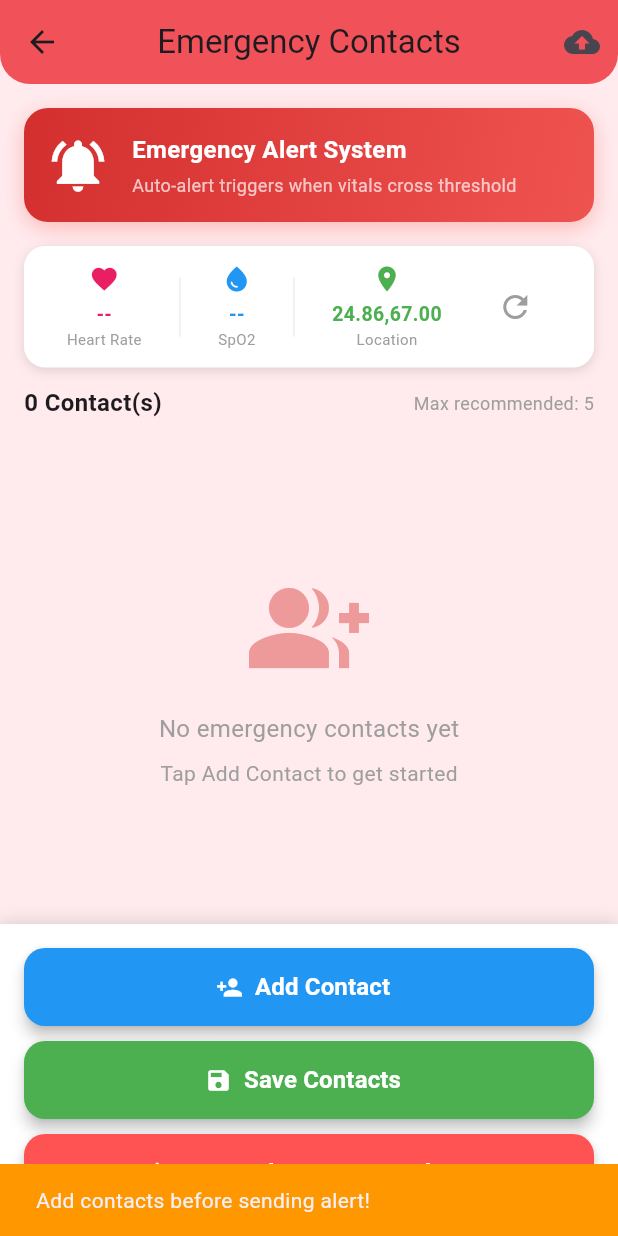
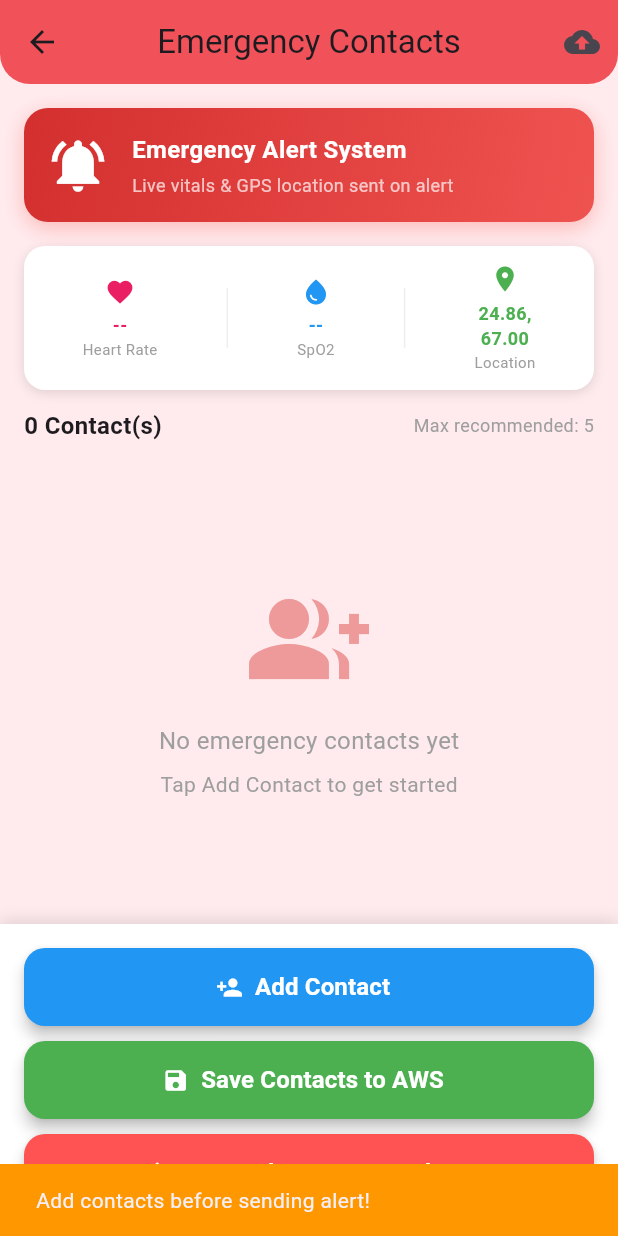
Before and after one commit to hannan-Devx/Cloud-Based-IoT-Health-Monitoring-System, a Flutter app: the EmergencyContactsScreen screen opened by its route, after a tap on "🚨 Send Emergency Alert", on a phone screen of 412 x 824 dp. Run offline on Flutter 3.47's test engine with Material 3 defaults, Android fonts, the light colour scheme and no system bars; our stand-ins replace firebase_core, firebase_messaging, geolocator, google_maps_flutter, permission_handler, shared_preferences; missing offline and left inert: network_info_plus; accounts and stored records are empty; generated files the repository leaves out were written again; network calls fail.

Commit message:
api-gateway error resolved in emergency-contact-screen-code

```diff
--- a/lib/screens/emergency/emergency_contacts_screen.dart
+++ b/lib/screens/emergency/emergency_contacts_screen.dart
@@ -1,7 +1,6 @@
 import 'package:flutter/material.dart';
 import 'package:flutter/services.dart';
 import 'dart:convert';
-import 'dart:async';
 import 'package:http/http.dart' as http;
 import 'package:shared_preferences/shared_preferences.dart';
 import 'package:firebase_messaging/firebase_messaging.dart';
@@ -41,7 +40,15 @@ class EmergencyContact {
 // ─────────────────────────────────────────────────────────────
 
 class EmergencyContactsScreen extends StatefulWidget {
-  const EmergencyContactsScreen({super.key});
+  // ── Vitals passed from HomeScreen ──
+  final int heartRate;
+  final int spo2;
+
+  const EmergencyContactsScreen({
+    super.key,
+    this.heartRate = 0,
+    this.spo2 = 0,
+  });
 
   @override
   State<EmergencyContactsScreen> createState() =>
@@ -55,27 +62,15 @@ class _EmergencyContactsScreenState extends State<EmergencyContactsScreen>
   bool _isSendingAlert = false;
   String _fcmToken = '';
 
-  // ── Live vitals (fetched from AWS) ──
-  int _heartRate = 0;
-  int _spo2 = 0;
-  double _latitude = 0.0;
+  // ── Live location from phone GPS ──
+  double _latitude  = 0.0;
   double _longitude = 0.0;
-  bool _vitalsLoaded = false;
-
-  // ── Threshold auto-alert tracking ──
-  bool _autoAlertSent = false;
-  Timer? _vitalsTimer;
-
-  // ── Thresholds ──
-  static const int _heartRateLow  = 50;
-  static const int _heartRateHigh = 120;
-  static const int _spo2Low       = 90;
 
   late AnimationController _pulseController;
   late Animation<double> _pulseAnimation;
 
   static const String _apiBase =
-      'https://tqxls80iih.execute-api.ap-south-1.amazonaws.com/prod';
+      'https://u2yktmh1zg.execute-api.ap-south-1.amazonaws.com/prod';
   static const String _deviceId = 'esp32-health-monitor';
 
   @override
@@ -90,12 +85,6 @@ class _EmergencyContactsScreenState extends State<EmergencyContactsScreen>
     _loadLocalContacts();
     _getFCMToken();
     _getLocation();
-    _fetchLiveVitals(); // fetch immediately on open
-    // Poll vitals every 30 seconds
-    _vitalsTimer = Timer.periodic(
-      const Duration(seconds: 30),
-          (_) => _fetchLiveVitals(),
-    );
   }
 
   // ── FCM TOKEN ──────────────────────────────────────────────
@@ -108,18 +97,14 @@ class _EmergencyContactsScreenState extends State<EmergencyContactsScreen>
     setState(() => _fcmToken = token ?? '');
   }
 
-  // ── LIVE LOCATION (Phone GPS) ──────────────────────────────
+  // ── LIVE LOCATION (same as MapScreen) ─────────────────────
 
   Future<void> _getLocation() async {
     try {
       LocationPermission permission = await Geolocator.requestPermission();
       if (permission == LocationPermission.denied ||
           permission == LocationPermission.deniedForever) {
-        // Fallback to default Karachi coords
-        setState(() {
-          _latitude  = 24.8607;
-          _longitude = 67.0011;
-        });
+        setState(() { _latitude = 24.8607; _longitude = 67.0011; });
         return;
       }
       Position position = await Geolocator.getCurrentPosition(
@@ -132,62 +117,7 @@ class _EmergencyContactsScreenState extends State<EmergencyContactsScreen>
       print('📍 Location: $_latitude, $_longitude');
     } catch (e) {
       print('Location error: $e');
-      setState(() {
-        _latitude  = 24.8607;
-        _longitude = 67.0011;
-      });
-    }
-  }
-
-  // ── FETCH LIVE VITALS FROM AWS ─────────────────────────────
-
-  Future<void> _fetchLiveVitals() async {
-    try {
-      final response = await http.get(
-        Uri.parse('$_apiBase/vitals?device_id=$_deviceId'),
-        headers: {'Content-Type': 'application/json'},
-      ).timeout(const Duration(seconds: 10));
-
-      if (response.statusCode == 200) {
-        final data = json.decode(response.body);
-        final int hr   = (data['heart_rate'] ?? 0).toInt();
-        final int sp   = (data['spo2']       ?? 0).toInt();
-
-        setState(() {
-          _heartRate   = hr;
-          _spo2        = sp;
-          _vitalsLoaded = true;
-        });
-
-        print('📊 Live vitals — HR: $_heartRate, SpO2: $_spo2');
-
-        // ── Auto-alert if threshold crossed ──
-        _checkThresholds();
-      }
-    } catch (e) {
-      print('Vitals fetch error: $e');
-    }
-  }
-
-  // ── THRESHOLD CHECK ────────────────────────────────────────
-
-  void _checkThresholds() {
-    if (_contacts.isEmpty) return;
-
-    final bool critical = _heartRate > 0 &&
-        (_heartRate < _heartRateLow ||
-            _heartRate > _heartRateHigh ||
-            _spo2 < _spo2Low);
-
-    if (critical && !_autoAlertSent) {
-      print('🚨 Threshold crossed — sending auto alert');
-      _autoAlertSent = true; // prevent duplicate alerts
-      _triggerEmergencyAlert(isManual: false);
-    }
-
-    // Reset flag when vitals return to normal
-    if (!critical) {
-      _autoAlertSent = false;
+      setState(() { _latitude = 24.8607; _longitude = 67.0011; });
     }
   }
 
@@ -295,10 +225,8 @@ class _EmergencyContactsScreenState extends State<EmergencyContactsScreen>
             ),
             onPressed: () {
               if (!formKey.currentState!.validate()) return;
-
               final name  = nameCtrl.text.trim();
               final email = emailCtrl.text.trim();
-
               if (_isDuplicate(email, excludeId: existing?.id)) {
                 ScaffoldMessenger.of(context).showSnackBar(
                   const SnackBar(
@@ -308,7 +236,6 @@ class _EmergencyContactsScreenState extends State<EmergencyContactsScreen>
                 );
                 return;
               }
-
               setState(() {
                 if (existing == null) {
                   _contacts.add(EmergencyContact(
@@ -378,8 +305,8 @@ class _EmergencyContactsScreenState extends State<EmergencyContactsScreen>
               setState(() => _contacts.removeWhere((c) => c.id == id));
               Navigator.pop(ctx);
             },
-            child:
-            const Text('Delete', style: TextStyle(color: Colors.white)),
+            child: const Text('Delete',
+                style: TextStyle(color: Colors.white)),
           ),
         ],
       ),
@@ -418,7 +345,7 @@ class _EmergencyContactsScreenState extends State<EmergencyContactsScreen>
         if (mounted) {
           ScaffoldMessenger.of(context).showSnackBar(
             const SnackBar(
-              content: Text('✅ Contacts saved successfully!'),
+              content: Text('✅ Contacts saved to AWS successfully!'),
               backgroundColor: Colors.green,
             ),
           );
@@ -441,31 +368,22 @@ class _EmergencyContactsScreenState extends State<EmergencyContactsScreen>
     }
   }
 
-  // ── TRIGGER EMERGENCY ALERT (manual + auto) ────────────────
+  // ── SEND EMERGENCY ALERT ───────────────────────────────────
 
-  Future<void> _triggerEmergencyAlert({bool isManual = true}) async {
+  Future<void> _sendEmergencyAlert() async {
     if (_contacts.isEmpty) {
-      if (isManual && mounted) {
       ScaffoldMessenger.of(context).showSnackBar(
         const SnackBar(
           content: Text('Add contacts before sending alert!'),
           backgroundColor: Colors.orange,
         ),
       );
-      }
       return;
     }
 
     // Refresh location before sending
     await _getLocation();
 
-    // Use live vitals; fallback to last known if not loaded
-    final int hr  = _vitalsLoaded ? _heartRate : 0;
-    final int sp  = _vitalsLoaded ? _spo2      : 0;
-    final double lat = _latitude;
-    final double lng = _longitude;
-
-    if (isManual) {
     final confirm = await showDialog<bool>(
       context: context,
       builder: (ctx) => AlertDialog(
@@ -478,9 +396,10 @@ class _EmergencyContactsScreenState extends State<EmergencyContactsScreen>
         ),
         content: Text(
           'Live vitals will be sent to all contacts:\n\n'
-                '❤️  Heart Rate : $hr bpm\n'
-                '🩸  SpO2       : $sp%\n'
-                '📍  Location   : ${lat.toStringAsFixed(4)}, ${lng.toStringAsFixed(4)}\n\n'
+              '❤️  Heart Rate : ${widget.heartRate} bpm\n'
+              '🩸  SpO2       : ${widget.spo2}%\n'
+              '📍  Location   : ${_latitude.toStringAsFixed(4)}, '
+              '${_longitude.toStringAsFixed(4)}\n\n'
               'AWS SNS charges apply per message.',
         ),
         actions: [
@@ -489,8 +408,7 @@ class _EmergencyContactsScreenState extends State<EmergencyContactsScreen>
             child: const Text('Cancel'),
           ),
           ElevatedButton(
-              style: ElevatedButton.styleFrom(
-                  backgroundColor: Colors.redAccent),
+            style: ElevatedButton.styleFrom(backgroundColor: Colors.redAccent),
             onPressed: () => Navigator.pop(ctx, true),
             child: const Text('Send Alert',
                 style: TextStyle(color: Colors.white)),
@@ -498,34 +416,32 @@ class _EmergencyContactsScreenState extends State<EmergencyContactsScreen>
         ],
       ),
     );
+
     if (confirm != true) return;
-    }
 
-    if (mounted) setState(() => _isSendingAlert = true);
+    setState(() => _isSendingAlert = true);
 
     try {
       final response = await http.post(
         Uri.parse('$_apiBase/trigger-emergency'),
         headers: {'Content-Type': 'application/json'},
         body: json.encode({
-          'device_id': _deviceId,
-          'heart_rate': hr,
-          'spo2': sp,
-          'latitude': lat,
-          'longitude': lng,
-          'is_test': false,
+          'device_id':  _deviceId,
+          'heart_rate': widget.heartRate,   // ← HomeScreen se aya
+          'spo2':       widget.spo2,        // ← HomeScreen se aya
+          'latitude':   _latitude,          // ← Phone GPS se aya
+          'longitude':  _longitude,         // ← Phone GPS se aya
+          'is_test':    false,
         }),
       ).timeout(const Duration(seconds: 15));
 
       if (response.statusCode == 200) {
         if (mounted) {
           ScaffoldMessenger.of(context).showSnackBar(
-            SnackBar(
-              content: Text(isManual
-                  ? '🚨 Emergency alert sent to all contacts!'
-                  : '🚨 Auto-alert sent — vitals crossed threshold!'),
+            const SnackBar(
+              content: Text('🚨 Emergency alert sent to all contacts!'),
               backgroundColor: Colors.red,
-              duration: const Duration(seconds: 5),
+              duration: Duration(seconds: 4),
             ),
           );
         }
@@ -558,7 +474,8 @@ class _EmergencyContactsScreenState extends State<EmergencyContactsScreen>
         backgroundColor: Colors.redAccent,
         elevation: 4,
         shape: const RoundedRectangleBorder(
-          borderRadius: BorderRadius.vertical(bottom: Radius.circular(20)),
+          borderRadius:
+          BorderRadius.vertical(bottom: Radius.circular(20)),
         ),
         actions: [
           IconButton(
@@ -615,8 +532,9 @@ class _EmergencyContactsScreenState extends State<EmergencyContactsScreen>
                       ),
                       SizedBox(height: 4),
                       Text(
-                        'Auto-alert triggers when vitals cross threshold',
-                        style: TextStyle(color: Colors.white70, fontSize: 12),
+                        'Live vitals & GPS location sent on alert',
+                        style:
+                        TextStyle(color: Colors.white70, fontSize: 12),
                       ),
                     ],
                   ),
@@ -625,10 +543,11 @@ class _EmergencyContactsScreenState extends State<EmergencyContactsScreen>
             ),
           ),
 
-          // ── Live Vitals Card ──
+          // ── Live Vitals Display Card ──
           Container(
             margin: const EdgeInsets.symmetric(horizontal: 16),
-            padding: const EdgeInsets.symmetric(horizontal: 16, vertical: 12),
+            padding:
+            const EdgeInsets.symmetric(horizontal: 16, vertical: 12),
             decoration: BoxDecoration(
               color: Colors.white,
               borderRadius: BorderRadius.circular(14),
@@ -645,38 +564,28 @@ class _EmergencyContactsScreenState extends State<EmergencyContactsScreen>
                 _buildVitalChip(
                   icon: Icons.favorite,
                   label: 'Heart Rate',
-                  value: _vitalsLoaded ? '$_heartRate bpm' : '--',
-                  color: (_heartRate < _heartRateLow ||
-                      _heartRate > _heartRateHigh) &&
-                      _vitalsLoaded
-                      ? Colors.red
-                      : Colors.pink,
+                  value: widget.heartRate > 0
+                      ? '${widget.heartRate} bpm'
+                      : '--',
+                  color: Colors.pink,
                 ),
-                Container(width: 1, height: 40, color: Colors.grey.shade200),
+                Container(
+                    width: 1, height: 40, color: Colors.grey.shade200),
                 _buildVitalChip(
                   icon: Icons.water_drop,
                   label: 'SpO2',
-                  value: _vitalsLoaded ? '$_spo2%' : '--',
-                  color: _spo2 < _spo2Low && _vitalsLoaded
-                      ? Colors.red
-                      : Colors.blue,
+                  value: widget.spo2 > 0 ? '${widget.spo2}%' : '--',
+                  color: Colors.blue,
                 ),
-                Container(width: 1, height: 40, color: Colors.grey.shade200),
+                Container(
+                    width: 1, height: 40, color: Colors.grey.shade200),
                 _buildVitalChip(
                   icon: Icons.location_on,
                   label: 'Location',
                   value: _latitude != 0.0
-                      ? '${_latitude.toStringAsFixed(2)},${_longitude.toStringAsFixed(2)}'
-                      : '--',
+                      ? '${_latitude.toStringAsFixed(2)},\n${_longitude.toStringAsFixed(2)}'
+                      : 'Getting...',
                   color: Colors.green,
-                ),
-                IconButton(
-                  icon: const Icon(Icons.refresh, color: Colors.grey),
-                  onPressed: () {
-                    _fetchLiveVitals();
-                    _getLocation();
-                  },
-                  tooltip: 'Refresh',
                 ),
               ],
             ),
@@ -696,8 +605,8 @@ class _EmergencyContactsScreenState extends State<EmergencyContactsScreen>
                 const Spacer(),
                 Text(
                   'Max recommended: 5',
-                  style:
-                  TextStyle(color: Colors.grey.shade500, fontSize: 12),
+                  style: TextStyle(
+                      color: Colors.grey.shade500, fontSize: 12),
                 ),
               ],
             ),
@@ -728,7 +637,8 @@ class _EmergencyContactsScreenState extends State<EmergencyContactsScreen>
               ),
             )
                 : ListView.builder(
-              padding: const EdgeInsets.symmetric(horizontal: 16),
+              padding:
+              const EdgeInsets.symmetric(horizontal: 16),
               itemCount: _contacts.length,
               itemBuilder: (ctx, i) =>
                   _buildContactCard(_contacts[i]),
@@ -760,7 +670,8 @@ class _EmergencyContactsScreenState extends State<EmergencyContactsScreen>
                           borderRadius: BorderRadius.circular(14)),
                       elevation: 4,
                     ),
-                    icon: const Icon(Icons.person_add, color: Colors.white),
+                    icon: const Icon(Icons.person_add,
+                        color: Colors.white),
                     label: const Text(
                       'Add Contact',
                       style: TextStyle(
@@ -790,7 +701,7 @@ class _EmergencyContactsScreenState extends State<EmergencyContactsScreen>
                             color: Colors.white, strokeWidth: 2))
                         : const Icon(Icons.save, color: Colors.white),
                     label: Text(
-                      _isSaving ? 'Saving...' : 'Save Contacts',
+                      _isSaving ? 'Saving...' : 'Save Contacts to AWS',
                       style: const TextStyle(
                           color: Colors.white,
                           fontSize: 16,
@@ -803,9 +714,8 @@ class _EmergencyContactsScreenState extends State<EmergencyContactsScreen>
                   width: double.infinity,
                   height: 52,
                   child: ElevatedButton.icon(
-                    onPressed: _isSendingAlert
-                        ? null
-                        : () => _triggerEmergencyAlert(isManual: true),
+                    onPressed:
+                    _isSendingAlert ? null : _sendEmergencyAlert,
                     style: ElevatedButton.styleFrom(
                       backgroundColor: Colors.redAccent,
                       shape: RoundedRectangleBorder(
@@ -839,8 +749,6 @@ class _EmergencyContactsScreenState extends State<EmergencyContactsScreen>
     );
   }
 
-  // ── Vital Chip Widget ──────────────────────────────────────
-
   Widget _buildVitalChip({
     required IconData icon,
     required String label,
@@ -853,21 +761,24 @@ class _EmergencyContactsScreenState extends State<EmergencyContactsScreen>
         Icon(icon, color: color, size: 20),
         const SizedBox(height: 4),
         Text(value,
+            textAlign: TextAlign.center,
             style: TextStyle(
-                fontWeight: FontWeight.bold, fontSize: 13, color: color)),
+                fontWeight: FontWeight.bold,
+                fontSize: 12,
+                color: color)),
         Text(label,
-            style: const TextStyle(fontSize: 10, color: Colors.grey)),
+            style:
+            const TextStyle(fontSize: 10, color: Colors.grey)),
       ],
     );
   }
-
-  // ── Contact Card ───────────────────────────────────────────
 
   Widget _buildContactCard(EmergencyContact contact) {
     return Card(
       margin: const EdgeInsets.only(bottom: 12),
       elevation: 3,
-      shape: RoundedRectangleBorder(borderRadius: BorderRadius.circular(16)),
+      shape: RoundedRectangleBorder(
+          borderRadius: BorderRadius.circular(16)),
       child: Padding(
         padding: const EdgeInsets.all(16),
         child: Row(
@@ -896,7 +807,8 @@ class _EmergencyContactsScreenState extends State<EmergencyContactsScreen>
                   const SizedBox(height: 4),
                   Row(
                     children: [
-                      const Icon(Icons.email, size: 14, color: Colors.blue),
+                      const Icon(Icons.email,
+                          size: 14, color: Colors.blue),
                       const SizedBox(width: 4),
                       Expanded(
                         child: Text(contact.email,
@@ -913,7 +825,8 @@ class _EmergencyContactsScreenState extends State<EmergencyContactsScreen>
               children: [
                 IconButton(
                   icon: const Icon(Icons.edit, color: Colors.blue),
-                  onPressed: () => _showContactDialog(existing: contact),
+                  onPressed: () =>
+                      _showContactDialog(existing: contact),
                   tooltip: 'Edit',
                 ),
                 IconButton(
@@ -931,7 +844,6 @@ class _EmergencyContactsScreenState extends State<EmergencyContactsScreen>
 
   @override
   void dispose() {
-    _vitalsTimer?.cancel();
     _pulseController.dispose();
     super.dispose();
   }
--- a/lib/screens/home/home_screen.dart
+++ b/lib/screens/home/home_screen.dart
@@ -198,11 +198,17 @@ class _HomeScreenState extends State<HomeScreen> {
               leading: const Icon(Icons.emergency, color: Colors.red),
               title: const Text('Emergency Contacts'),
               subtitle: const Text('Configure alert recipients'),
+              // Change 1 — Drawer Emergency Contacts navigate with heartRate & spo2
               onTap: () {
                 Navigator.pop(context);
                 Navigator.push(
                   context,
-                  MaterialPageRoute(builder: (context) => const EmergencyContactsScreen()),
+                  MaterialPageRoute(
+                    builder: (context) => EmergencyContactsScreen(
+                      heartRate: int.tryParse(heartRate.replaceAll(' bpm', '')) ?? 0,
+                      spo2: int.tryParse(spo2.replaceAll(' %', '')) ?? 0,
+                    ),
+                  ),
                 );
               },
             ),
@@ -431,10 +437,16 @@ class _HomeScreenState extends State<HomeScreen> {
                     padding: const EdgeInsets.symmetric(horizontal: 16, vertical: 12),
                     shape: RoundedRectangleBorder(borderRadius: BorderRadius.circular(12)),
                   ),
+                  // Change 2 — Quick Action "Alerts" button with heartRate & spo2
                   onPressed: () {
                     Navigator.push(
                       context,
-                      MaterialPageRoute(builder: (context) => const EmergencyContactsScreen()),
+                      MaterialPageRoute(
+                        builder: (context) => EmergencyContactsScreen(
+                          heartRate: int.tryParse(heartRate.replaceAll(' bpm', '')) ?? 0,
+                          spo2: int.tryParse(spo2.replaceAll(' %', '')) ?? 0,
+                        ),
+                      ),
                     );
                   },
                   icon: const Icon(Icons.emergency, color: Colors.white),
```
Lines whose indentation alone changed are shown as unchanged.
